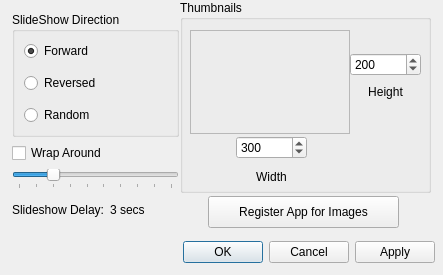
Before: the Qt Designer form ui/preferencesdialog.ui in maxavadallat/maxviewer, drawn with Qt 5.
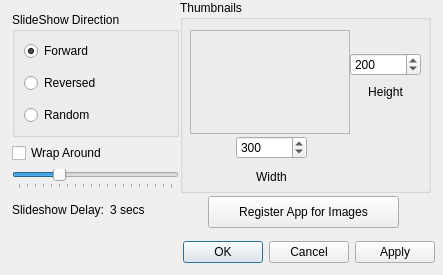
After: the same form once the commit is applied. Icons and pictures are not drawn.

```diff
--- a/ui/preferencesdialog.ui
+++ b/ui/preferencesdialog.ui
@@ -255,7 +255,7 @@
       <item>
        <widget class="QSlider" name="slideShowDelaySlider">
         <property name="minimum">
-         <number>1000</number>
+         <number>500</number>
         </property>
         <property name="maximum">
          <number>10000</number>
@@ -264,7 +264,7 @@
          <number>1000</number>
         </property>
         <property name="pageStep">
-         <number>1000</number>
+         <number>500</number>
         </property>
         <property name="value">
          <number>3000</number>
@@ -279,7 +279,7 @@
          <enum>QSlider::TicksBelow</enum>
         </property>
         <property name="tickInterval">
-         <number>1000</number>
+         <number>500</number>
         </property>
        </widget>
       </item>
```
Left out of the diff: 8 changed lines with no effect on the pictures.
